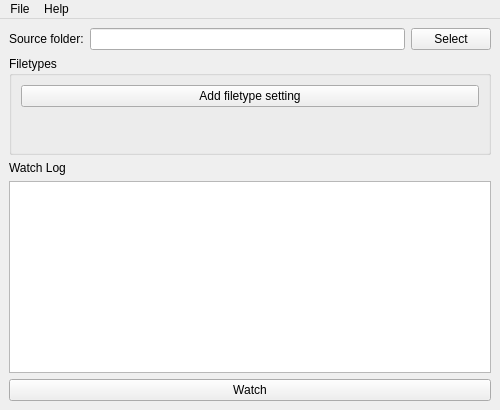
This is copydog-qt/src/mainwindow.ui in TheNumerus/asset-manager as Qt 5 draws it before an edit. The edited form follows.
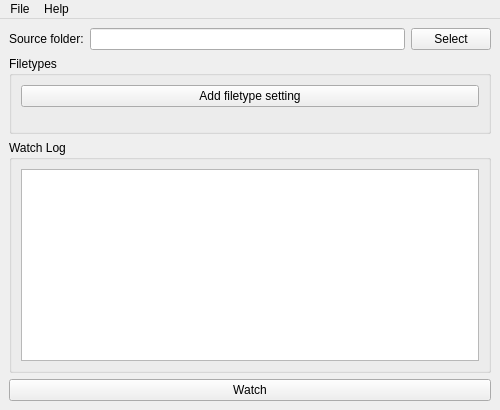
This is the edited form. Icons and pictures are not drawn.

The edit to the form file:
```diff
--- a/copydog-qt/src/mainwindow.ui
+++ b/copydog-qt/src/mainwindow.ui
@@ -111,15 +111,17 @@
      </widget>
     </item>
     <item>
-     <widget class="QLabel" name="label">
-      <property name="text">
+     <widget class="QGroupBox" name="verticalGroupBox">
+      <property name="title">
        <string>Watch Log</string>
       </property>
+      <layout class="QVBoxLayout" name="verticalLayout_6">
+       <item>
+        <widget class="QListWidget" name="logList"/>
+       </item>
+      </layout>
      </widget>
     </item>
-    <item>
-     <widget class="QListWidget" name="logList"/>
-    </item>
     <item>
      <widget class="QPushButton" name="watchButton">
       <property name="text">
```
